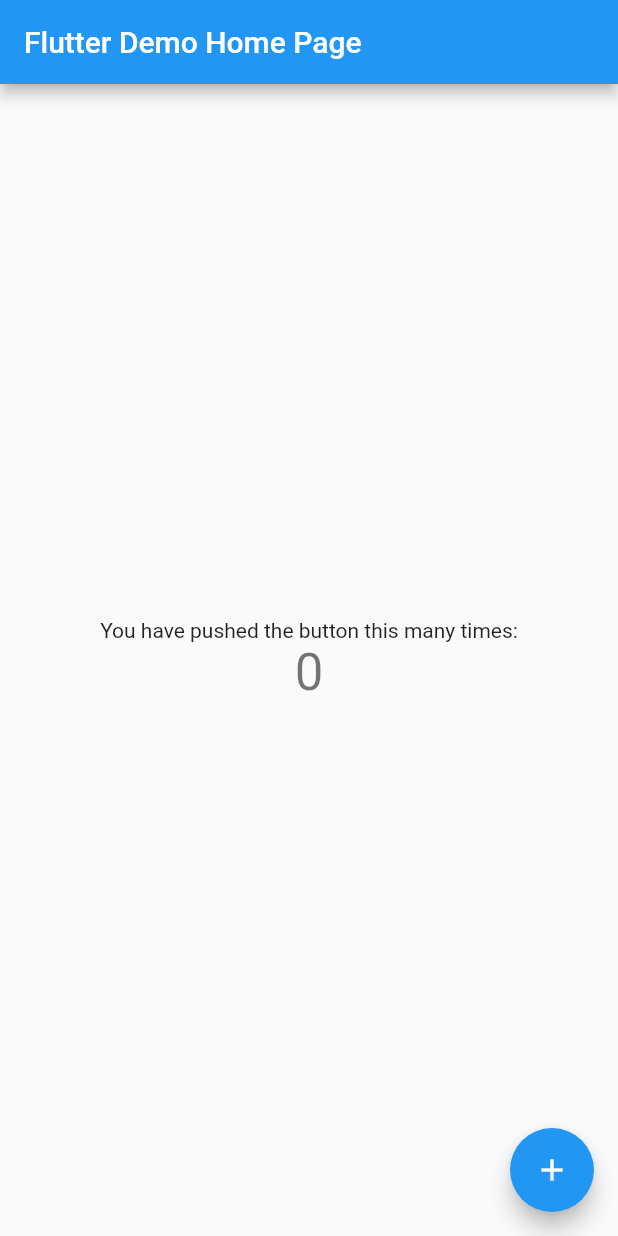
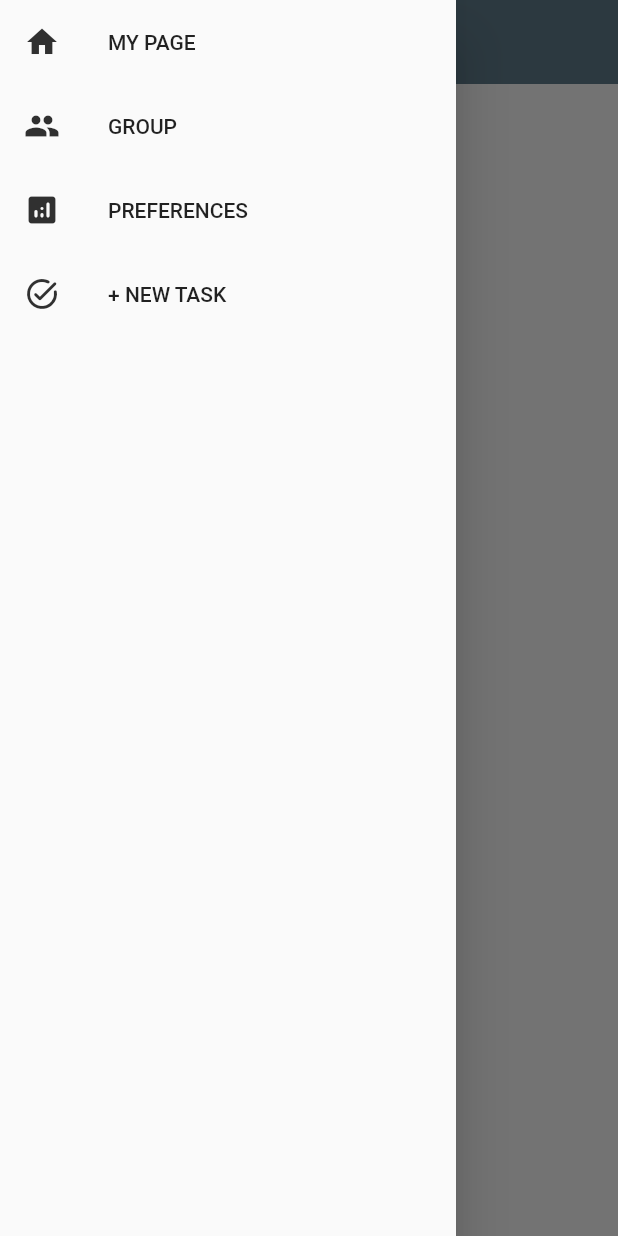
Before and after one commit to sunnyineverywhere/ppodeuk, a Flutter app: the screen it shows after launch, with the side drawer open (before the commit the screen has no drawer), on a phone screen of 412 x 824 dp. Run offline on Flutter 3.47's test engine with Material 2 defaults, Android fonts, the phone set to English and light mode, and no system bars.

Commit message:
라우터로 화면 나누기

```diff
--- /dev/null
+++ b/lib/Preferences/Preferences.dart
@@ -0,0 +1,15 @@
+import 'package:flutter/material.dart';
+
+class Preferences extends StatelessWidget {
+  @override
+  Widget build(BuildContext context) {
+    return Scaffold(
+      appBar: AppBar(
+        title: Text("Preferences"),
+      ),
+      body: Center(
+        child: Text('Preferences'),
+      ),
+    );
+  }
+}
--- a/lib/main.dart
+++ b/lib/main.dart
@@ -1,115 +1,97 @@
+// Copyright 2018 The Flutter team. All rights reserved.
+// Use of this source code is governed by a BSD-style license that can be
+// found in the LICENSE file.
+
 import 'package:flutter/material.dart';
+import 'group/GroupPage.dart';
+import 'Task/TaskDetail.dart';
+import 'Task/TaskList.dart';
+import 'Preferences/Preferences.dart';
 
-void main() {
-  runApp(const MyApp());
-}
+void main() => runApp(MyApp());
 
 class MyApp extends StatelessWidget {
-  const MyApp({Key? key}) : super(key: key);
-
-  // This widget is the root of your application.
   @override
   Widget build(BuildContext context) {
     return MaterialApp(
-      title: 'Flutter Demo',
-      theme: ThemeData(
-        // This is the theme of your application.
-        //
-        // Try running your application with "flutter run". You'll see the
-        // application has a blue toolbar. Then, without quitting the app, try
-        // changing the primarySwatch below to Colors.green and then invoke
-        // "hot reload" (press "r" in the console where you ran "flutter run",
-        // or simply save your changes to "hot reload" in a Flutter IDE).
-        // Notice that the counter didn't reset back to zero; the application
-        // is not restarted.
-        primarySwatch: Colors.blue,
-      ),
-      home: const MyHomePage(title: 'Flutter Demo Home Page'),
+      title: 'Ppodeuk',
+      theme: ThemeData(primarySwatch: Colors.blueGrey),
+      home: Mainpage(),
     );
   }
 }
 
-class MyHomePage extends StatefulWidget {
-  const MyHomePage({Key? key, required this.title}) : super(key: key);
-
-  // This widget is the home page of your application. It is stateful, meaning
-  // that it has a State object (defined below) that contains fields that affect
-  // how it looks.
-
-  // This class is the configuration for the state. It holds the values (in this
-  // case the title) provided by the parent (in this case the App widget) and
-  // used by the build method of the State. Fields in a Widget subclass are
-  // always marked "final".
-
-  final String title;
-
-  @override
-  State<MyHomePage> createState() => _MyHomePageState();
-}
-
-class _MyHomePageState extends State<MyHomePage> {
-  int _counter = 0;
-
-  void _incrementCounter() {
-    setState(() {
-      // This call to setState tells the Flutter framework that something has
-      // changed in this State, which causes it to rerun the build method below
-      // so that the display can reflect the updated values. If we changed
-      // _counter without calling setState(), then the build method would not be
-      // called again, and so nothing would appear to happen.
-      _counter++;
-    });
-  }
-
+class Mainpage extends StatelessWidget {
   @override
   Widget build(BuildContext context) {
-    // This method is rerun every time setState is called, for instance as done
-    // by the _incrementCounter method above.
-    //
-    // The Flutter framework has been optimized to make rerunning build methods
-    // fast, so that you can just rebuild anything that needs updating rather
-    // than having to individually change instances of widgets.
     return Scaffold(
       appBar: AppBar(
-        // Here we take the value from the MyHomePage object that was created by
-        // the App.build method, and use it to set our appbar title.
-        title: Text(widget.title),
-      ),
-      body: Center(
-        // Center is a layout widget. It takes a single child and positions it
-        // in the middle of the parent.
-        child: Column(
-          // Column is also a layout widget. It takes a list of children and
-          // arranges them vertically. By default, it sizes itself to fit its
-          // children horizontally, and tries to be as tall as its parent.
-          //
-          // Invoke "debug painting" (press "p" in the console, choose the
-          // "Toggle Debug Paint" action from the Flutter Inspector in Android
-          // Studio, or the "Toggle Debug Paint" command in Visual Studio Code)
-          // to see the wireframe for each widget.
-          //
-          // Column has various properties to control how it sizes itself and
-          // how it positions its children. Here we use mainAxisAlignment to
-          // center the children vertically; the main axis here is the vertical
-          // axis because Columns are vertical (the cross axis would be
-          // horizontal).
-          mainAxisAlignment: MainAxisAlignment.center,
+          title: Text('Ppodeuk'),
+          centerTitle: true, // 중앙 정렬
+          elevation: 0.0),
+      drawer: Drawer(
+        child: ListView(
+          padding: EdgeInsets.zero,
           children: <Widget>[
-            const Text(
-              'You have pushed the button this many times:',
+            ListTile(
+              leading: Icon(
+                Icons.home,
+                color: Colors.grey[850],
+              ),
+              title: Text('MY PAGE'),
+              onTap: () {
+                print('Home is clicked');
+                Navigator.push(
+                  context,
+                  MaterialPageRoute(builder: (context) => Mainpage()),
+                );
+              },
             ),
-            Text(
-              '$_counter',
-              style: Theme.of(context).textTheme.headline4,
+            ListTile(
+              leading: Icon(
+                Icons.group,
+                color: Colors.grey[850],
+              ),
+              title: Text('GROUP'),
+              onTap: () {
+                print('Setting is clicked');
+                Navigator.push(
+                  context,
+                  MaterialPageRoute(builder: (context) => GroupPage()),
+                );
+              },
+            ),
+            ListTile(
+              leading: Icon(
+                Icons.analytics_rounded,
+                color: Colors.grey[850],
+              ),
+              title: Text('PREFERENCES'),
+              onTap: () {
+                print('PREFERENCES');
+                Navigator.push(
+                  context,
+                  MaterialPageRoute(builder: (context) => Preferences()),
+                );
+              },
+            ),
+            ListTile(
+              leading: Icon(
+                Icons.task_alt_rounded,
+                color: Colors.grey[850],
+              ),
+              title: Text('+ NEW TASK'),
+              onTap: () {
+                print('+ NEW TASK');
+                Navigator.push(
+                  context,
+                  MaterialPageRoute(builder: (context) => TaskDetail()),
+                );
+              },
             ),
           ],
         ),
       ),
-      floatingActionButton: FloatingActionButton(
-        onPressed: _incrementCounter,
-        tooltip: 'Increment',
-        child: const Icon(Icons.add),
-      ), // This trailing comma makes auto-formatting nicer for build methods.
     );
   }
 }
```
Also changed, not shown: lib/Task/TaskDetail.dart (added, +15 -0 lines), lib/Task/TaskList.dart (added, +15 -0 lines), lib/group/GroupPage.dart (added, +29 -0 lines).
